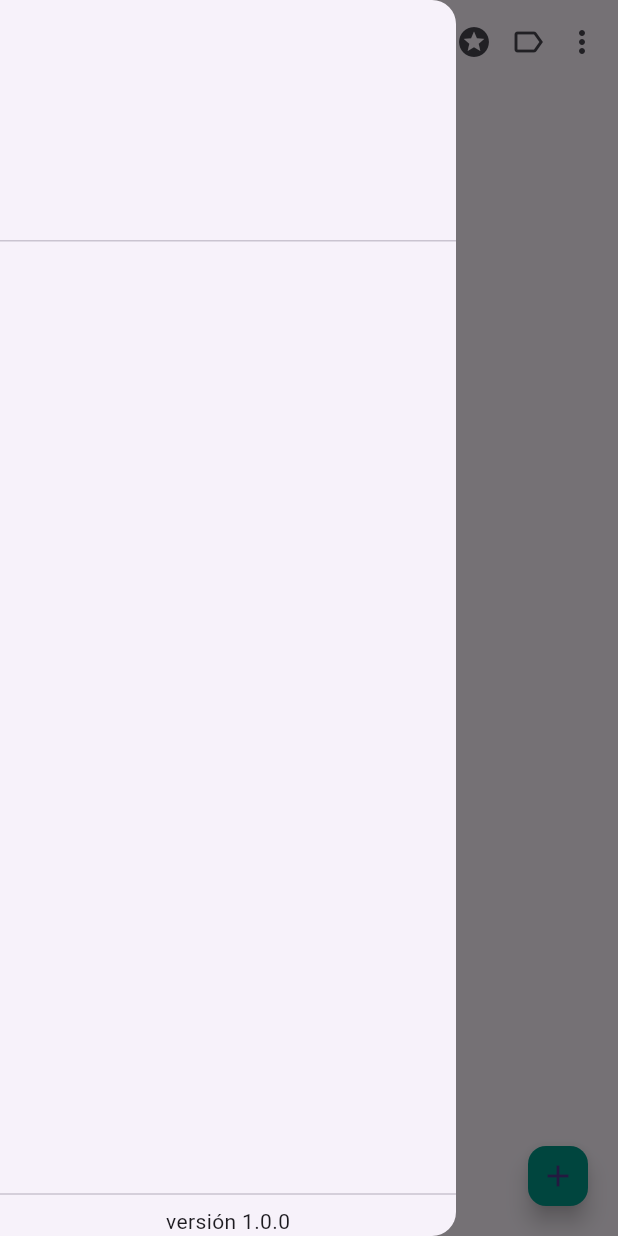
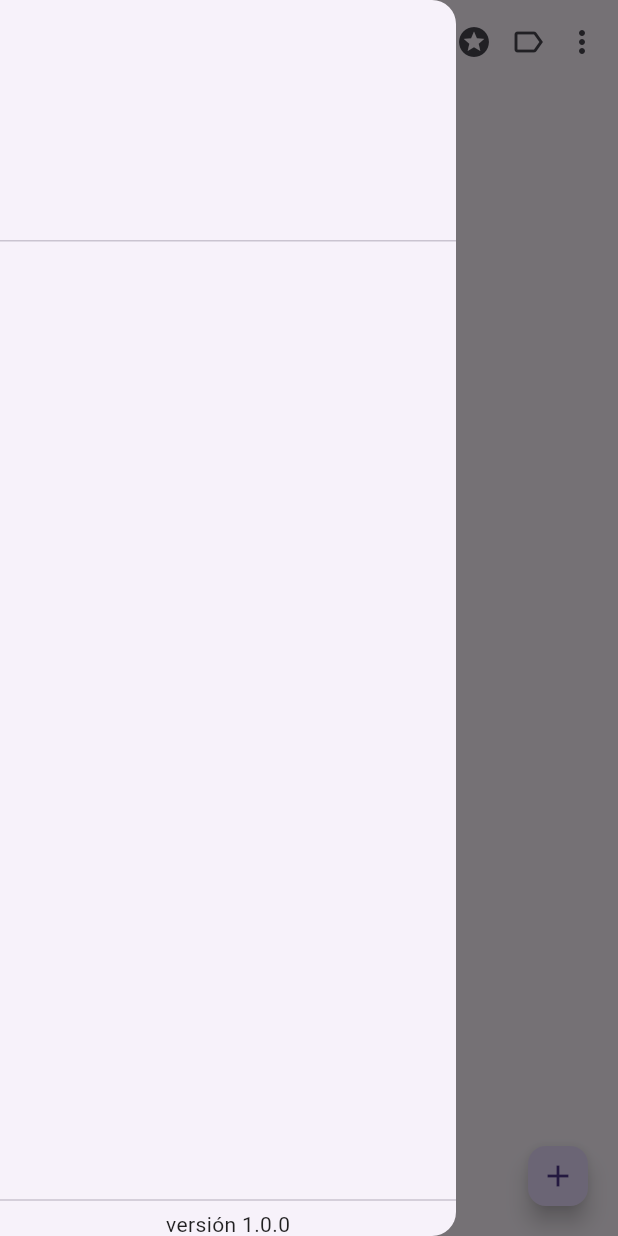
Before and after one commit to Webierta/todo_manager, a Flutter app: the screen it shows after launch, with the side drawer open, on a phone screen of 412 x 824 dp. Run offline on Flutter 3.47's test engine with Material 2 defaults, Android fonts, the phone set to English and light mode, and no system bars; our stand-ins replace go_router, hive; accounts and stored records are empty.

Commit message:
first theme

```diff
--- a/lib/main.dart
+++ b/lib/main.dart
@@ -43,10 +43,6 @@ class ToDoManager extends StatelessWidget {
         debugShowCheckedModeBanner: false,
         title: 'To-Do Manager',
         theme: AppTheme.lightTheme,
-        /* theme: ThemeData(
-          useMaterial3: true,
-          primarySwatch: Colors.teal,
-        ), */
         routerConfig: _router,
       );
 
--- /dev/null
+++ b/lib/theme/app_color.dart
@@ -0,0 +1,10 @@
+import 'package:flutter/material.dart';
+
+class AppColor {
+  static const List<Color> tagColors = [
+    ...Colors.primaries,
+    Colors.grey,
+    Colors.white,
+    Colors.black
+  ];
+}
--- a/lib/theme/app_theme.dart
+++ b/lib/theme/app_theme.dart
@@ -12,14 +12,33 @@ class AppTheme {
 
   static ThemeData? lightTheme = ThemeData(
     useMaterial3: true,
-    //scaffoldBackgroundColor: AppColors.screenBackground,
+    brightness: Brightness.light,
     primaryColor: Colors.teal,
-    //colorScheme: const ColorScheme.light(secondary: Colors.white),
-    //dividerColor: Colors.transparent,
-    //expansionTileTheme: ExpansionTileThemeData(),
-    //cardColor: Colors.white,
-    /* floatingActionButtonTheme: const FloatingActionButtonThemeData(
-      backgroundColor: AppColors.blue,
-    ), */
+    primarySwatch: Colors.teal,
+    inputDecorationTheme: InputDecorationTheme(
+      filled: true,
+      fillColor: Colors.teal[50],
+    ),
+    listTileTheme: ListTileThemeData(
+      selectedTileColor: Colors.teal[50],
+    ),
+    expansionTileTheme: ExpansionTileThemeData(
+      textColor: Colors.teal,
+      backgroundColor: Colors.teal[50],
+      collapsedBackgroundColor: Colors.transparent,
+    ),
+    chipTheme: const ChipThemeData(
+      labelStyle: TextStyle(
+        fontSize: 12,
+        fontWeight: FontWeight.w700,
+        color: Color(0xFF212121),
+      ),
+    ),
+    typography: Typography(
+      white: const TextTheme(
+        headlineSmall: TextStyle(fontSize: 20, fontWeight: FontWeight.w300),
+        labelSmall: TextStyle(fontSize: 11),
+      ),
+    ),
   );
 }
```
Also changed, not shown: lib/models/tag.dart (+54 -3 lines), lib/pages/home.dart (+79 -29 lines), lib/pages/todo_page.dart (+4 -4 lines).
